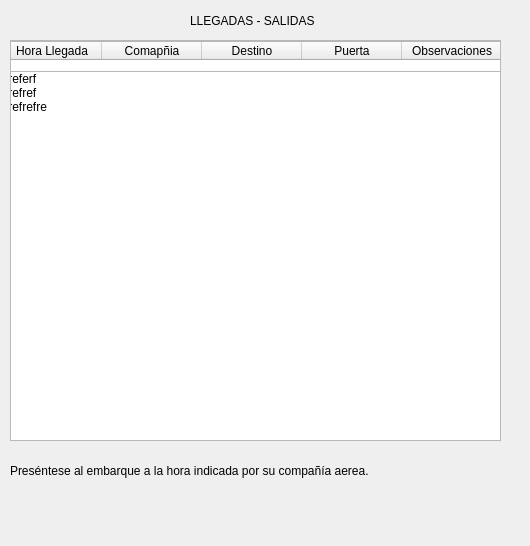
Old version of the form Tomeu_Widgets/VuelosUI/mainwindow.ui in the repository tomeutomasmunoz/ProyectoVuelos.
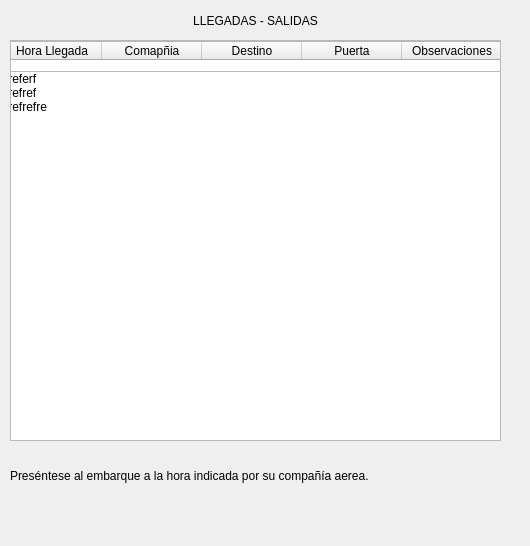
New version of the form.

Commit message: Se actualiza el qss con los nombre de los labels, se cambia el tamaño de la letra y se ajusta a la ventana

Diff of the .ui file:
```diff
--- a/Tomeu_Widgets/VuelosUI/mainwindow.ui
+++ b/Tomeu_Widgets/VuelosUI/mainwindow.ui
@@ -17,23 +17,26 @@
    <widget class="QLabel" name="lblTitulo">
     <property name="geometry">
      <rect>
-      <x>190</x>
+      <x>150</x>
       <y>10</y>
-      <width>151</width>
+      <width>211</width>
       <height>21</height>
      </rect>
     </property>
     <property name="text">
      <string>LLEGADAS - SALIDAS</string>
     </property>
+    <property name="alignment">
+     <set>Qt::AlignCenter</set>
+    </property>
    </widget>
    <widget class="QLabel" name="label_2">
     <property name="geometry">
      <rect>
       <x>10</x>
       <y>460</y>
-      <width>471</width>
-      <height>21</height>
+      <width>481</width>
+      <height>31</height>
      </rect>
     </property>
     <property name="text">
```
Left out of the diff: 6 changed lines with no effect on the pictures. The commit also changes 3 other files.
